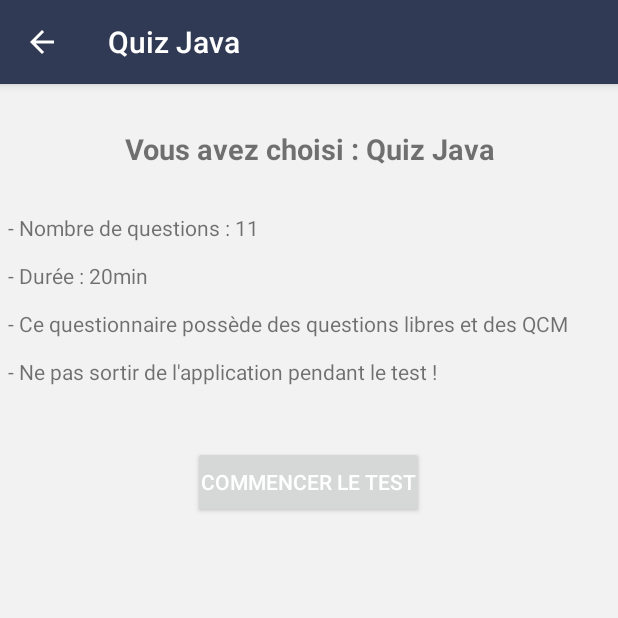
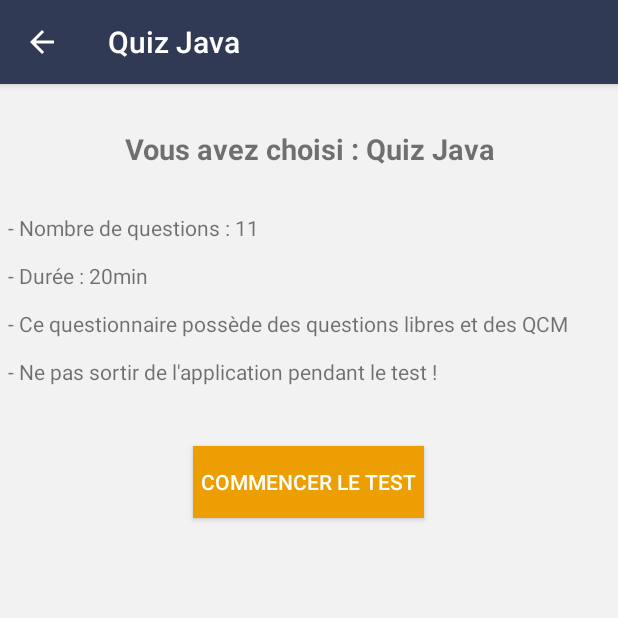
Before and after one commit to juju75dev/YGLApp, an Android app: the screen it shows after launch (QuizzActivity), after a tap on "Quiz Java", on a phone screen of 412 x 824 dp, the top half of it. Run offline under Robolectric (Android 15) with nearby library versions, the phone set to English and light mode, and no system bars; our stand-ins replace ButterKnife.

```diff
--- a/app/src/main/res/drawable/button_selector.xml
+++ b/app/src/main/res/drawable/button_selector.xml
@@ -1,10 +1,10 @@
 
 <selector xmlns:android="http://schemas.android.com/apk/res/android">
 
-    <item android:state_pressed="false" android:color="@color/colorAccent">
+    <item android:state_pressed="false" android:drawable="@color/colorAccent">
 
     </item>
-    <item android:state_pressed="true" android:color="@color/colorPrimary">
+    <item android:state_pressed="true" android:drawable="@color/colorPrimary">
     </item>
 
 </selector>
--- a/app/src/main/res/layout/question_layout.xml
+++ b/app/src/main/res/layout/question_layout.xml
@@ -181,6 +181,7 @@
                 android:layout_marginBottom="20dp"
                 android:layout_marginTop="20dp"
                 android:textColor="@android:color/white"
+                android:background="@drawable/button_selector"
                 android:text="Valider" />
 
 
--- a/app/src/main/res/layout/score_layout.xml
+++ b/app/src/main/res/layout/score_layout.xml
@@ -84,6 +84,7 @@
         android:layout_height="wrap_content"
         android:layout_marginTop="20dp"
         android:padding="5dp"
+        android:background="@drawable/button_selector"
         android:textColor="@android:color/white"
         android:text="@string/go_back_home"/>
 <!-- android:background="@drawable/button_ripple"-->
--- a/app/src/main/res/layout/warning_layout.xml
+++ b/app/src/main/res/layout/warning_layout.xml
@@ -34,6 +34,7 @@
         android:layout_width="wrap_content"
         android:layout_height="wrap_content"
         android:padding="5dp"
+        android:background="@drawable/button_selector"
         android:textColor="@android:color/white"
         android:layout_marginTop="40dp"
         android:text="Commencer le test"/>
```
